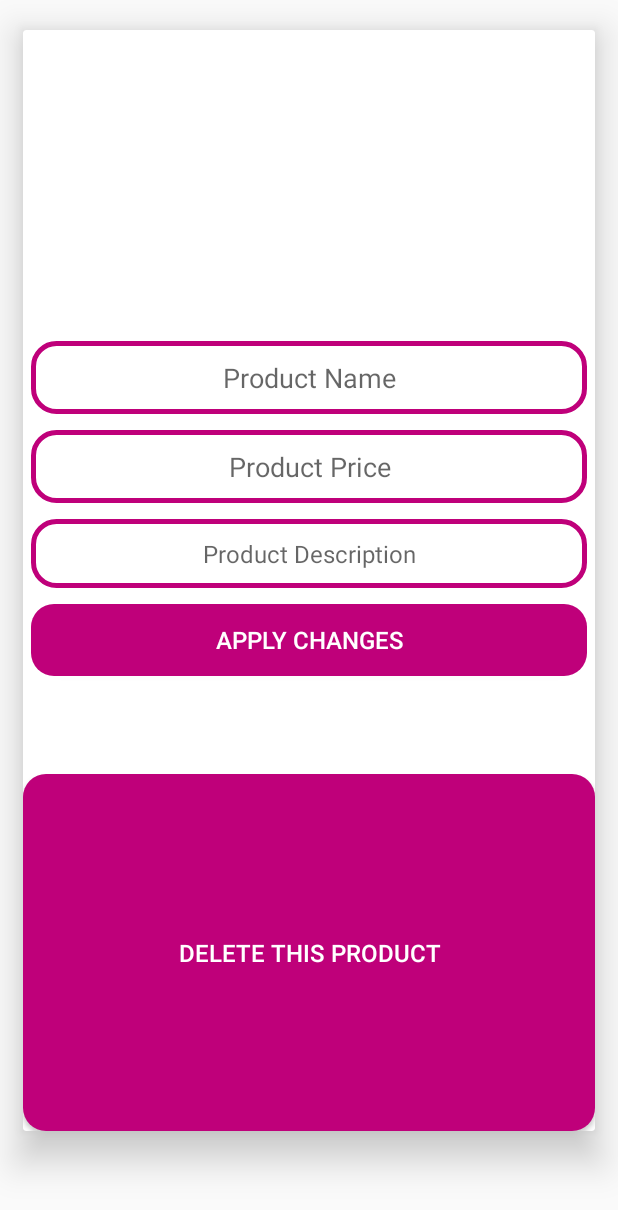
After one commit to Debasis56/VocalForLocalAndroidApp, an Android app: the AdminMaintainProductsActivity screen opened directly, with no data from a screen before it, on a phone screen of 412 x 824 dp. The commit adds this screen. Shown: the top 1210 px of the screen. Run offline under Robolectric (Android 15) with nearby library versions, the phone set to English and light mode, and no system bars; our stand-ins replace Firebase (no records; nobody signed in at launch, a user with empty details on screens opened directly), Picasso.

Commit message:
Added Maintain Product feature for Admin so that Admin can edit the product details

```diff
--- a/app/build.gradle
+++ b/app/build.gradle
@@ -49,6 +49,7 @@ dependencies {
     implementation 'androidx.navigation:navigation-fragment:2.3.5'
     implementation 'com.firebaseui:firebase-ui-database:8.0.0'
     implementation 'androidx.navigation:navigation-ui:2.3.5'
+
     testImplementation 'junit:junit:4.+'
     implementation 'com.squareup.picasso:picasso:2.71828'
     androidTestImplementation 'androidx.test.ext:junit:1.1.3'
--- a/app/src/main/AndroidManifest.xml
+++ b/app/src/main/AndroidManifest.xml
@@ -14,6 +14,9 @@
         android:supportsRtl="true"
         android:theme="@style/Theme.VocalForLocal"
         tools:replace="android:theme">
+        <activity
+            android:name=".AdminMaintainProductsActivity"
+            android:exported="false" />
         <activity
             android:name=".SearchProductsActivity"
             android:exported="false" />
--- /dev/null
+++ b/app/src/main/java/com/example/android/vocalforlocal/AdminMaintainProductsActivity.java
@@ -0,0 +1,136 @@
+package com.example.android.vocalforlocal;
+
+import androidx.annotation.NonNull;
+import androidx.appcompat.app.AppCompatActivity;
+
+import android.content.Intent;
+import android.os.Bundle;
+import android.view.View;
+import android.widget.Button;
+import android.widget.EditText;
+import android.widget.ImageView;
+import android.widget.Toast;
+
+import com.google.android.gms.tasks.OnCompleteListener;
+import com.google.android.gms.tasks.Task;
+import com.google.firebase.database.DataSnapshot;
+import com.google.firebase.database.DatabaseError;
+import com.google.firebase.database.DatabaseReference;
+import com.google.firebase.database.FirebaseDatabase;
+import com.google.firebase.database.ValueEventListener;
+
+import com.squareup.picasso.Picasso;
+
+import java.util.HashMap;
+
+public class AdminMaintainProductsActivity extends AppCompatActivity {
+
+    private Button applyChangesBtn, deleteBtn;
+    private EditText name;
+    private EditText price;
+    private EditText description;
+    private ImageView imageView;
+    private String productID = "";
+    private DatabaseReference productsRef;
+
+    @Override
+    protected void onCreate(Bundle savedInstanceState) {
+        super.onCreate(savedInstanceState);
+
+        productID = getIntent().getStringExtra("pid");
+        productsRef = FirebaseDatabase.getInstance().getReference().child("Products").child(productID);
+
+
+        setContentView(R.layout.activity_admin_maintain_products);
+        applyChangesBtn = (Button) findViewById(R.id.apply_changes_btn);
+        name = (EditText) findViewById(R.id.product_name_maintain);
+        price = (EditText) findViewById(R.id.product_price_maintain);
+        description = (EditText) findViewById(R.id.product_description_maintain);
+        imageView = (ImageView) findViewById(R.id.product_image_maintain);
+        deleteBtn = (Button) findViewById(R.id.delete_products_btn);
+
+        displaySpecificProductInfo();
+
+        applyChangesBtn.setOnClickListener(new View.OnClickListener() {
+            @Override
+            public void onClick(View v) {
+                applyChanges();
+            }
+        });
+
+        deleteBtn.setOnClickListener(new View.OnClickListener() {
+            @Override
+            public void onClick(View v) {
+
+            }
+        });
+    }
+
+    private void applyChanges() {
+        String pName = name.getText().toString();
+        String pPrice = price.getText().toString();
+        String pDescription = description.getText().toString();
+
+        if(pName.equals(""))
+        {
+            Toast.makeText(this, "Write down Product Name.", Toast.LENGTH_SHORT).show();
+        }
+        if(pPrice.equals(""))
+        {
+            Toast.makeText(this, "Write down Product Price.", Toast.LENGTH_SHORT).show();
+        }
+        if(pDescription.equals(""))
+        {
+            Toast.makeText(this, "Write down Product Description.", Toast.LENGTH_SHORT).show();
+        }
+        else {
+            HashMap<String, Object> productMap = new HashMap<>();
+            productMap.put("pid", productID);
+            productMap.put("description", pDescription);
+            productMap.put("price", pPrice);
+            productMap.put("pname", pName);
+
+            productsRef.updateChildren(productMap).addOnCompleteListener(new OnCompleteListener<Void>() {
+                @Override
+                public void onComplete(@NonNull Task<Void> task) {
+                    if(task.isSuccessful())
+                    {
+                        Toast.makeText(AdminMaintainProductsActivity.this, "Changes Applied Successfully.", Toast.LENGTH_SHORT).show();
+                        Intent intent = new Intent(AdminMaintainProductsActivity.this, AdminCategoryActivity.class);
+                        startActivity(intent);
+                        finish();
+
+                    }
+
+                }
+            });
+        }
+    }
+
+    private void displaySpecificProductInfo() {
+        productsRef.addValueEventListener(new ValueEventListener() {
+            @Override
+            public void onDataChange(@NonNull DataSnapshot snapshot) {
+                if(snapshot.exists())
+                {
+                   String pName = snapshot.child("pname").getValue().toString();
+                    String pPrice = snapshot.child("price").getValue().toString();
+                    String pDescription = snapshot.child("description").getValue().toString();
+                    String pImage = snapshot.child("image").getValue().toString();
+
+                    name.setText(pName);
+                    price.setText(pPrice);
+                    description.setText(pDescription);
+                    Picasso.get().load(pImage).into(imageView);
+
+                }
+
+            }
+
+            @Override
+            public void onCancelled(@NonNull DatabaseError error) {
+
+            }
+        });
+    }
+}
--- /dev/null
+++ b/app/src/main/res/layout/activity_admin_maintain_products.xml
@@ -0,0 +1,112 @@
+<?xml version="1.0" encoding="utf-8"?>
+<androidx.cardview.widget.CardView xmlns:android="http://schemas.android.com/apk/res/android"
+    xmlns:app="http://schemas.android.com/apk/res-auto"
+    xmlns:tools="http://schemas.android.com/tools"
+    android:layout_width="match_parent"
+    android:layout_height="wrap_content"
+    android:layout_marginTop="20dp"
+    android:layout_marginStart="15dp"
+    android:layout_marginEnd="15dp"
+    app:cardElevation="15dp"
+    android:layout_marginBottom="70dp"
+    tools:context=".AdminMaintainProductsActivity">
+
+    <RelativeLayout
+        android:layout_width="match_parent"
+        android:layout_height="match_parent">
+
+
+        <ImageView
+            android:id="@+id/product_image_maintain"
+            android:layout_width="match_parent"
+            android:layout_height="200dp"
+
+
+            android:layout_marginTop="2dp"
+            android:scaleType="centerCrop" />
+
+
+        <EditText
+            android:id="@+id/product_name_maintain"
+            android:layout_width="match_parent"
+            android:layout_height="wrap_content"
+            android:layout_below="@+id/product_image_maintain"
+            android:padding="12dp"
+            android:layout_margin="5dp"
+
+            android:textAlignment="center"
+            android:textSize="18sp"
+            android:background="@drawable/input_design"
+            android:hint="Product Name"
+
+            android:textColor="@color/colorPrimaryDark"/>
+
+
+        <EditText
+            android:id="@+id/product_price_maintain"
+            android:layout_width="match_parent"
+            android:layout_height="wrap_content"
+            android:layout_below="@+id/product_name_maintain"
+            android:padding="12dp"
+            android:layout_margin="5dp"
+
+            android:textAlignment="center"
+            android:textSize="18sp"
+            android:background="@drawable/input_design"
+            android:hint="Product Price"
+
+            android:textColor="@color/colorPrimaryDark"/>
+
+        <EditText
+            android:id="@+id/product_description_maintain"
+            android:layout_width="match_parent"
+            android:layout_height="wrap_content"
+            android:layout_below="@+id/product_price_maintain"
+            android:layout_marginTop="2dp"
+            android:padding="12dp"
+            android:layout_margin="5dp"
+            android:background="@drawable/input_design"
+            android:textAlignment="center"
+            android:textSize="16sp"
+            android:hint="Product Description"
+
+            android:textColor="@color/colorPrimaryDark"/>
+        <Button
+            android:id="@+id/apply_changes_btn"
+            android:layout_width="match_parent"
+            android:layout_height="wrap_content"
+            android:layout_below="@+id/product_description_maintain"
+            android:layout_marginTop="2dp"
+            android:padding="12dp"
+            android:layout_margin="5dp"
+            android:background="@drawable/buttons"
+
+            android:textAlignment="center"
+            android:textSize="16sp"
+            android:text="Apply Changes"
+
+            android:textColor="@color/white"/>
+
+        <Button
+            android:id="@+id/delete_products_btn"
+            android:layout_width="match_parent"
+            android:layout_height="wrap_content"
+            android:layout_below="@+id/apply_changes_btn"
+            android:layout_marginTop="30dp"
+            android:padding="12dp"
+
+
+            android:background="@drawable/buttons"
+            android:layout_alignParentBottom="true"
+            android:layout_marginBottom="30dp"
+
+            android:textAlignment="center"
+            android:textSize="16sp"
+            android:text="Delete this Product"
+
+            android:textColor="@color/white"/>
+
+
+    </RelativeLayout>
+
+</androidx.cardview.widget.CardView>
```
Also changed, not shown: app/src/main/java/com/example/android/vocalforlocal/AdminCategoryActivity.java (+14 -1 lines), app/src/main/java/com/example/android/vocalforlocal/HomeActivity.java (+58 -1 lines), app/src/main/res/layout/activity_admin_category.xml (+24 -9 lines).
